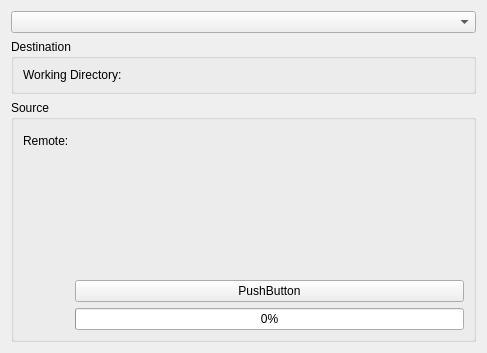
This is shell/projectsourcepage.ui in KDE/kdevelop as Qt 5 draws it before an edit. The edited form follows.
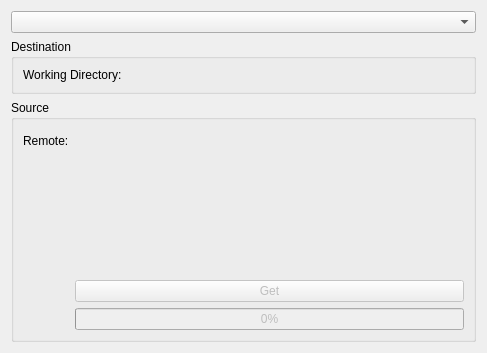
This is the edited form. Custom widgets are drawn as their Qt base class.

Commit message: More work on integrating the new interfaces

Diff of the .ui file:
```diff
--- a/shell/projectsourcepage.ui
+++ b/shell/projectsourcepage.ui
@@ -64,14 +64,20 @@
        </widget>
       </item>
       <item row="1" column="1">
-       <widget class="QPushButton" name="pushButton">
+       <widget class="QPushButton" name="get">
+        <property name="enabled">
+         <bool>false</bool>
+        </property>
         <property name="text">
-         <string>PushButton</string>
+         <string>Get</string>
         </property>
        </widget>
       </item>
       <item row="2" column="1">
-       <widget class="QProgressBar" name="progressBar">
+       <widget class="QProgressBar" name="creationProgress">
+        <property name="enabled">
+         <bool>false</bool>
+        </property>
         <property name="value">
          <number>0</number>
         </property>
```
The commit also changes 7 other files.
